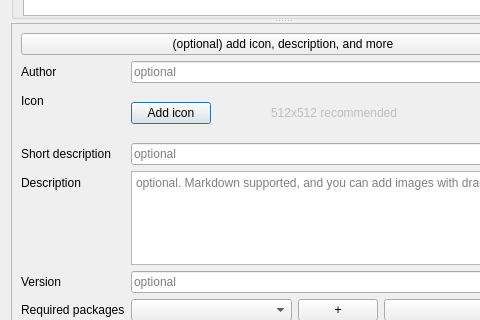
Above: src/ui/dlgPackageExporter.ui from Mudlet/Mudlet before the change; both pictures show x 0 to 480 and y 199 to 519 of the 566 by 825 pixel window. Below: the same form after it.
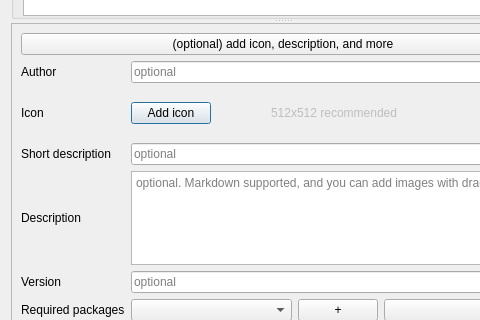
That is the form after the change. Custom widgets are drawn as their Qt base class.

Commit message:
Revise: finally nail the issue
It is because the problematic section of the form uses a `QFormLayout`
which is styled differently on MacOs (`QMacStyle`) compared to the styling
traditionally used for other platforms (`QCommonStyle`) - though modern
KDE desktops will use something a bit in between (`QPlastiqueStyle`) though
that still expands the widgets on the right side of a `QFormLayout`.

It should be possible to get the same behaviour on ALL platforms by
dropping back to a `QGridLayout`.

Patch:
```diff
--- a/src/ui/dlgPackageExporter.ui
+++ b/src/ui/dlgPackageExporter.ui
@@ -137,7 +137,7 @@
             <verstretch>0</verstretch>
            </sizepolicy>
           </property>
-          <layout class="QFormLayout" name="formLayout_metadata">
+          <layout class="QGridLayout" name="gridLayout_metadata">
            <property name="leftMargin">
             <number>0</number>
            </property>
```
